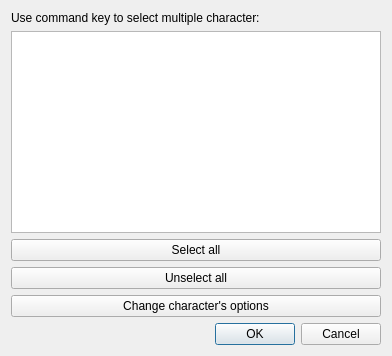
The window that app/Joker/PeopleDialog.ui (JokerSync/Joker) describes before a commit, drawn with Qt 5.
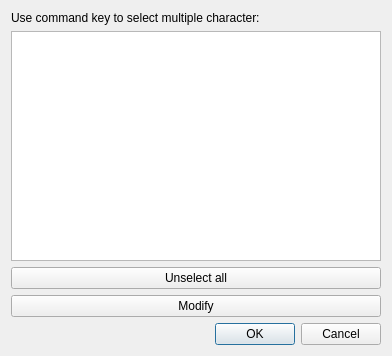
The same window after the commit.

Commit message: remove select all and change text to Modify

The edit to the form file:
```diff
--- a/app/Joker/PeopleDialog.ui
+++ b/app/Joker/PeopleDialog.ui
@@ -31,13 +31,6 @@
      </property>
     </widget>
    </item>
-   <item>
-    <widget class="QPushButton" name="selectAllButton">
-     <property name="text">
-      <string>Select all</string>
-     </property>
-    </widget>
-   </item>
    <item>
     <widget class="QPushButton" name="deselectAllButton">
      <property name="text">
@@ -48,7 +41,7 @@
    <item>
     <widget class="QPushButton" name="changeCharButton">
      <property name="text">
-      <string>Change character's options</string>
+      <string>Modify</string>
      </property>
     </widget>
    </item>
```
The commit also changes 2 other files.
